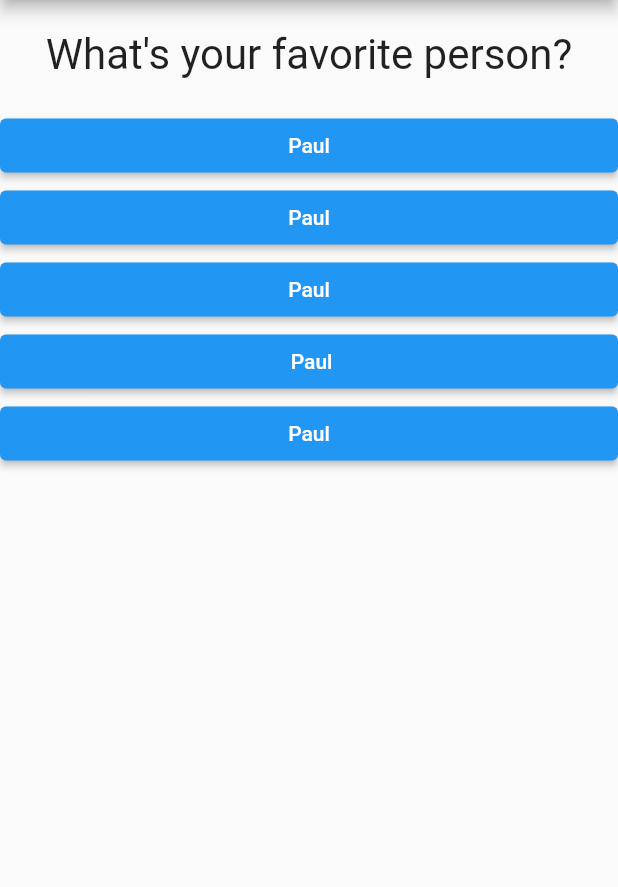
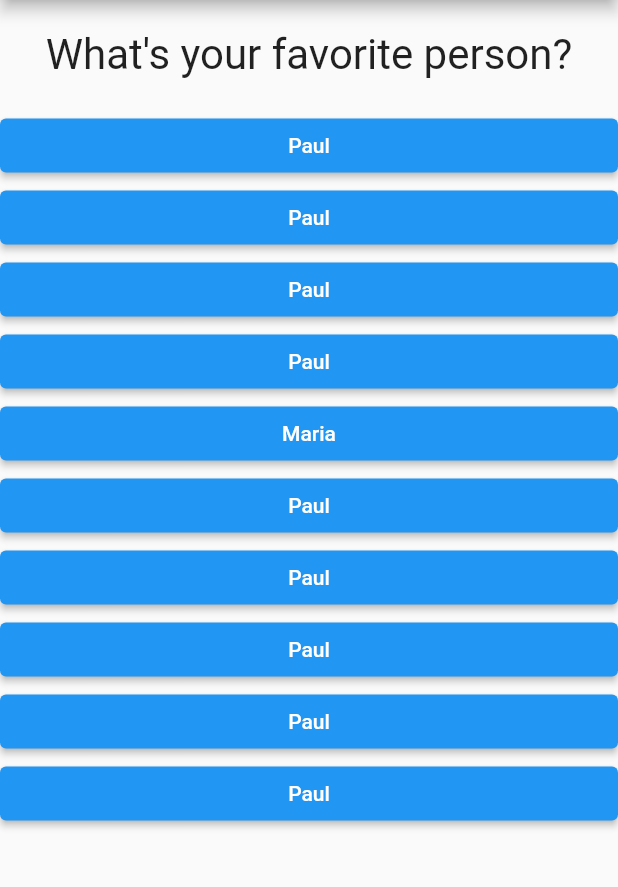
Before and after one commit to DrDranky/flutter_learning, a Flutter app: the screen it shows after launch, after a tap on "Black", after a tap on "Snake", on a phone screen of 412 x 824 dp, the part 84-971 px from its top. Run offline on Flutter 3.47's test engine with Material 2 defaults, Android fonts, the phone set to English and light mode, and no system bars.

Commit message:
first app done

```diff
--- a/lib/main.dart
+++ b/lib/main.dart
@@ -1,7 +1,7 @@
 import 'package:flutter/material.dart';
 
-import './question.dart';
-import './answer.dart';
+import './quiz.dart';
+import 'result.dart';
 
 // void main() {
 //   runApp(MyApp());
@@ -19,8 +19,55 @@ class MyApp extends StatefulWidget {
 
 class _MyAppState extends State<MyApp> {
   var _questionIndex = 0;
+  var _totalScore = 0;
 
-  void _answerQuestion() {
+  void _resetQuiz() {
+    setState(() {
+      _questionIndex = 0;
+      _totalScore = 0;
+    });
+  }
+
+  final _questions = const [
+    {
+      'questionText': 'What\'s your favorite color?',
+      'answers': [
+        {'text': 'Black', 'score': 10},
+        {'text': 'Red', 'score' : 5},
+        {'text': 'Green', 'score': 3},
+        {'text': 'Blue', 'score': 1},
+      ],
+    },
+    {
+      'questionText': 'What\'s your favorite animal?',
+      'answers': [
+        {'text': 'Rabbit', 'score': 2},
+        {'text': 'Snake', 'score': 10},
+        {'text': 'Lion', 'score': 7},
+        {'text': ' Elephant', 'score': 5},
+        ],
+    },
+    {
+      'questionText': 'What\'s your favorite person?',
+      'answers': [
+        {'text': 'Paul', 'score' : 0},
+        {'text': 'Paul', 'score' : 0},
+        {'text': 'Paul', 'score' : 0},
+        {'text': 'Paul', 'score' : 0},
+        {'text': 'Maria', 'score' : 100},
+        {'text': 'Paul', 'score' : 0},
+        {'text': 'Paul', 'score' : 0},
+        {'text': 'Paul', 'score' : 0},
+        {'text': 'Paul', 'score' : 0},
+        {'text': 'Paul', 'score' : 0},
+      ]
+    },
+  ];
+
+  void _answerQuestion(int score) {
+
+    _totalScore += score;
+
     setState(() {
       _questionIndex++;
     });
@@ -29,36 +76,16 @@ class _MyAppState extends State<MyApp> {
 
   @override
   Widget build(context) {
-    const questions = [
-      {
-        'questionText': 'What\'s your favorite color?',
-        'answers': ['Black', 'Red', 'Green', ' Blue'],
-      },
-      {
-        'questionText': 'What\'s your favorite animal?',
-        'answers': ['Rabbit', 'Snake', 'Lion', ' Elephant'],
-      },
-      {
-        'questionText': 'What\'s your favorite person?',
-        'answers': ['Paul', 'Paul', 'Paul', ' Paul', 'Paul'],
-      },
-    ];
-
     return MaterialApp(
       home: Scaffold(
         appBar: AppBar(
           title: Text('My First App'),
         ),
-        body: Column(
-          children: [
-            Question(
-              questions[_questionIndex]['questionText'].toString(),
-            ),
-            ...(questions[_questionIndex]['answers'] as List<String>).map((answer) {
-              return Answer(_answerQuestion, answer);
-            })
-          ],
-        ),
+        body: _questionIndex < _questions.length
+            ? Quiz( answerQuestion: _answerQuestion,
+                    questionIndex: _questionIndex,
+                    questions: _questions)
+            : Result(_totalScore, _resetQuiz),
       ),
     );
   }
--- /dev/null
+++ b/lib/quiz.dart
@@ -0,0 +1,28 @@
+import 'package:flutter/material.dart';
+
+import 'question.dart';
+import 'answer.dart';
+
+class Quiz extends StatelessWidget {
+  final List<Map<String, Object>> questions;
+  final int questionIndex;
+  final Function answerQuestion;
+
+  Quiz({required this.questions,
+        required this.answerQuestion,
+        required this.questionIndex});
+
+  @override
+  Widget build(BuildContext context) {
+    return Column(
+      children: [
+        Question(
+          questions[questionIndex]['questionText'].toString(),
+        ),
+        ...(questions[questionIndex]['answers'] as List<Map<String, Object>>).map((answer) {
+          return Answer(() => answerQuestion(answer['score']), answer['text'].toString());
+        }).toList()
+      ],
+    );
+  }
+}
```
Also changed, not shown: lib/result.dart (added, +45 -0 lines).
